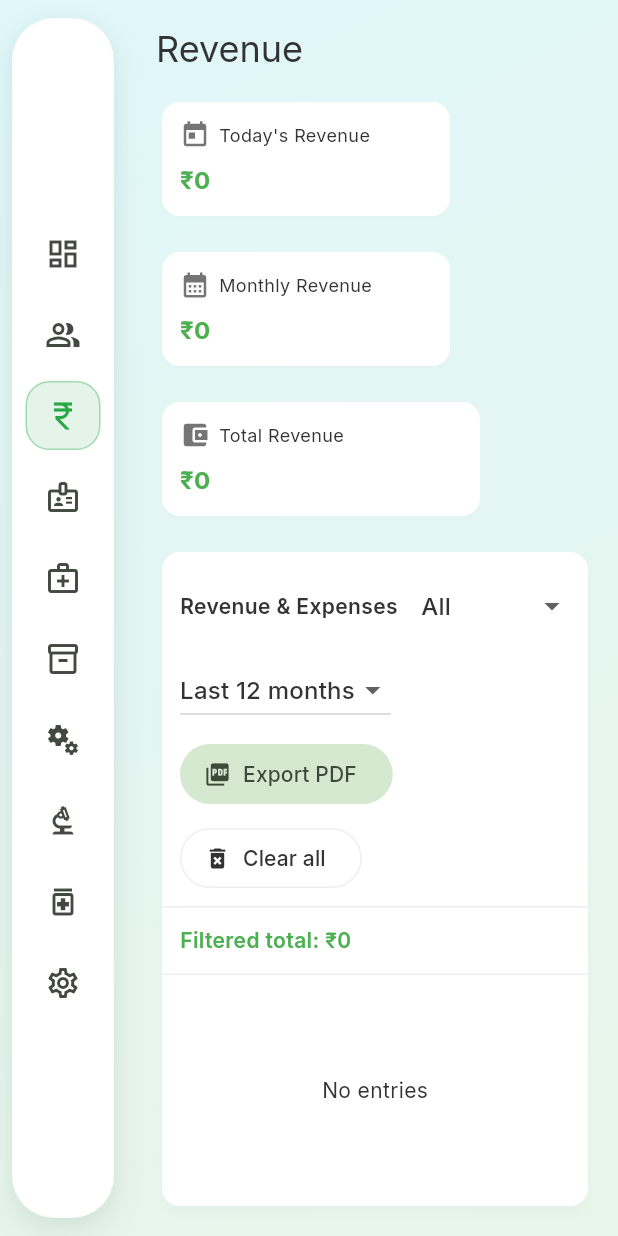
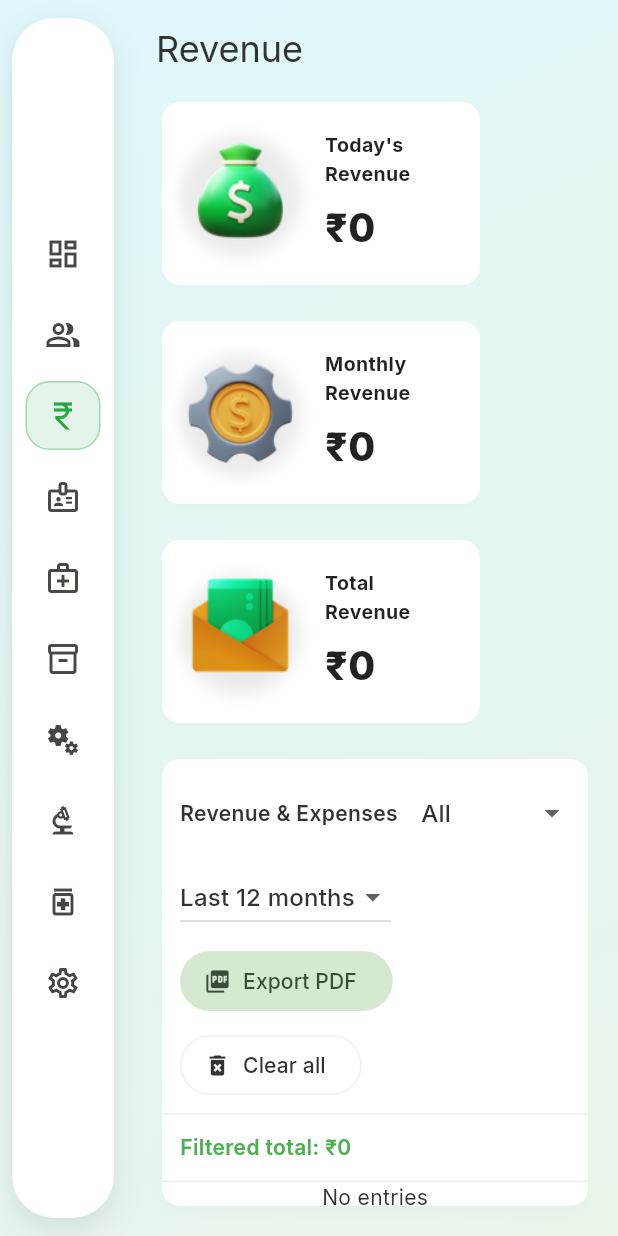
Before and after one commit to shawnsam890ai-ops/odontist-plus, a Flutter app: the DashboardPage screen opened by its route, after a tap on the "people alt" icon, after a tap on the "currency rupee" icon, on a phone screen of 412 x 824 dp. Run offline on Flutter 3.47's test engine with Material 3 defaults, Android fonts, the phone set to English and light mode, and no system bars; our stand-ins replace file_picker, firebase_core, flutter_animate, flutter_svg, google_fonts, pdf and 2 more; accounts and stored records are empty.

Commit message:
Revenue UI

```diff
--- a/lib/ui/pages/dashboard_page.dart
+++ b/lib/ui/pages/dashboard_page.dart
@@ -423,9 +423,9 @@ class _DashboardPageState extends State<DashboardPage> {
         Text('Revenue', style: Theme.of(context).textTheme.headlineSmall),
         const SizedBox(height: 16),
         Wrap(spacing: 16, runSpacing: 16, children: [
-         _DashCard(title: "Today's Revenue", value: '₹${todaysRevenue.toStringAsFixed(0)}', icon: Icons.today, width: 200, valueColor: todaysRevenue >= 0 ? Colors.green : Colors.red),
-         _DashCard(title: 'Monthly Revenue', value: '₹${monthlyRevenue.toStringAsFixed(0)}', icon: Icons.calendar_month, width: 200, valueColor: monthlyRevenue >= 0 ? Colors.green : Colors.red),
-         _DashCard(title: 'Total Revenue', value: '₹${revenueProvider.total.toStringAsFixed(0)}', icon: Icons.account_balance_wallet, width: 220, valueColor: revenueProvider.total >= 0 ? Colors.green : Colors.red),
+         _DashCard(title: "Today's Revenue", value: '₹${todaysRevenue.toStringAsFixed(0)}', icon: Icons.today, width: 220, valueColor: todaysRevenue >= 0 ? Colors.green : Colors.red, overlayImage: const AssetImage('assets/images/money_bag.png'), minHeight: 130),
+         _DashCard(title: 'Monthly Revenue', value: '₹${monthlyRevenue.toStringAsFixed(0)}', icon: Icons.calendar_month, width: 220, valueColor: monthlyRevenue >= 0 ? Colors.green : Colors.red, overlayImage: const AssetImage('assets/images/coin_gear.png'), minHeight: 130),
+         _DashCard(title: 'Total Revenue', value: '₹${revenueProvider.total.toStringAsFixed(0)}', icon: Icons.account_balance_wallet, width: 220, valueColor: revenueProvider.total >= 0 ? Colors.green : Colors.red, overlayImage: const AssetImage('assets/images/envelope_cash.png'), minHeight: 130),
         ]),
         const SizedBox(height: 16),
         Expanded(
@@ -1717,23 +1717,70 @@ class _DashCard extends StatelessWidget {
   final IconData icon;
   final double width;
   final Color? valueColor;
-  const _DashCard({required this.title, required this.value, required this.icon, this.width = 180, this.valueColor});
+  final ImageProvider? overlayImage;
+  final double minHeight;
+
+  _DashCard({required this.title, required this.value, required this.icon, this.width = 180, this.valueColor, this.overlayImage, this.minHeight = 120});
 
   @override
   Widget build(BuildContext context) {
     return SizedBox(
       width: width,
-      child: Card(
-        elevation: 1,
-        child: Padding(
-          padding: const EdgeInsets.all(12),
-          child: Column(crossAxisAlignment: CrossAxisAlignment.start, children: [
-            Row(children: [Icon(icon, size: 20), const SizedBox(width: 6), Expanded(child: Text(title, style: const TextStyle(fontSize: 12)))]),
-            const SizedBox(height: 8),
-            Text(value, style: Theme.of(context).textTheme.titleMedium?.copyWith(fontWeight: FontWeight.bold, color: valueColor)),
-          ]),
-        ),
-      ),
+      child: LayoutBuilder(builder: (context, c) {
+        final effectiveH = c.hasBoundedHeight && c.maxHeight.isFinite ? c.maxHeight : minHeight;
+        return ConstrainedBox(
+          constraints: BoxConstraints(minHeight: minHeight, minWidth: c.maxWidth),
+          child: Card(
+            elevation: 1,
+            child: Padding(
+              padding: const EdgeInsets.all(12),
+              child: Row(children: [
+                Container(
+                  width: effectiveH * 0.62,
+                  height: effectiveH * 0.62,
+                  decoration: BoxDecoration(
+                    shape: BoxShape.circle,
+                    boxShadow: [BoxShadow(color: Colors.black.withOpacity(.08), blurRadius: 8, offset: const Offset(0,2))],
+                  ),
+                  child: overlayImage != null
+                      ? ClipOval(
+                          child: Image(
+                            image: overlayImage!,
+                            fit: BoxFit.cover,
+                            // If the image fails to load (missing asset), show the default revenue icon or an Icon.
+                            errorBuilder: (context, error, stackTrace) {
+                              // try fallback asset
+                              return ClipOval(
+                                child: Image.asset(
+                                  'assets/images/revenue_icon.png',
+                                  fit: BoxFit.cover,
+                                  errorBuilder: (c, e, s) => Container(
+                                    decoration: BoxDecoration(shape: BoxShape.circle, color: Theme.of(context).colorScheme.primary.withOpacity(.08)),
+                                    child: Icon(icon, color: Theme.of(context).colorScheme.primary, size: effectiveH * 0.28),
+                                  ),
+                                ),
+                              );
+                            },
+                          ),
+                        )
+                      : Container(
+                          decoration: BoxDecoration(shape: BoxShape.circle, color: Theme.of(context).colorScheme.primary.withOpacity(.08)),
+                          child: Icon(icon, color: Theme.of(context).colorScheme.primary, size: effectiveH * 0.28),
+                        ),
+                ),
+                const SizedBox(width: 16),
+                Expanded(
+                  child: Column(crossAxisAlignment: CrossAxisAlignment.start, mainAxisSize: MainAxisSize.min, children: [
+                    Text(title, style: TextStyle(fontWeight: FontWeight.w700, fontSize: effectiveH * 0.10, color: Colors.black87)),
+                    const SizedBox(height: 8),
+                    Text(value, style: TextStyle(color: Colors.black87, fontWeight: FontWeight.w800, fontSize: minHeight * 0.20,)),
+                  ]),
+                ),
+              ]),
+            ),
+          ),
+        );
+      }),
     );
   }
 }
```
Also changed, not shown: assets/images/coin_gear.png (added), assets/images/envelope_cash.png (added), assets/images/money_bag.png (added).
